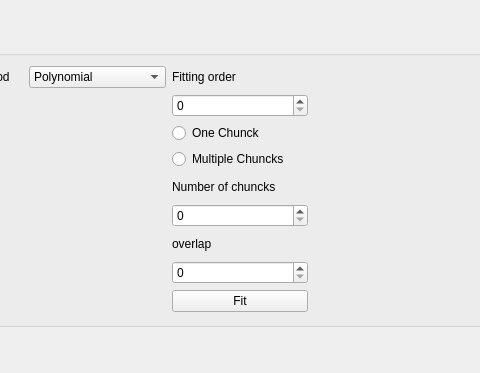
Qt form GUI.ui (SandraAdel/Signal-Interpolation-and-Curve-Fitting-Accuracy-and-Efficacy-Illustrator) before a commit; both pictures show x 134 to 614 and y 484 to 857 of the 1354 by 857 pixel window.
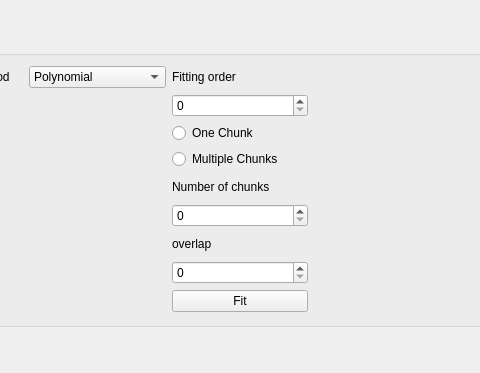
The same form after that commit. Icons and pictures are not drawn. Custom widgets are drawn as their Qt base class.

The edit to the form file:
```diff
--- a/GUI.ui
+++ b/GUI.ui
@@ -70,7 +70,7 @@
      </item>
     </layout>
    </widget>
-   <widget class="QWidget" name="">
+   <widget class="QWidget" name="layoutWidget">
     <property name="geometry">
      <rect>
       <x>11</x>
@@ -85,7 +85,7 @@
        <property name="title">
         <string>Main Graph Controls</string>
        </property>
-       <widget class="QWidget" name="">
+       <widget class="QWidget" name="layoutWidget">
         <property name="geometry">
          <rect>
           <x>10</x>
@@ -98,14 +98,14 @@
          <item row="2" column="2">
           <widget class="QRadioButton" name="polynomialOneChunckRadioButton">
            <property name="text">
-            <string>One Chunck</string>
+            <string>One Chunk</string>
            </property>
           </widget>
          </item>
          <item row="3" column="2">
           <widget class="QRadioButton" name="polynomialMultipleChuncksRadioButton">
            <property name="text">
-            <string>Multiple Chuncks</string>
+            <string>Multiple Chunks</string>
            </property>
           </widget>
          </item>
@@ -159,7 +159,7 @@
          <item row="4" column="2">
           <widget class="QLabel" name="polynomialNumberOfChuncksLabel">
            <property name="text">
-            <string>Number of chuncks</string>
+            <string>Number of chunks</string>
            </property>
           </widget>
          </item>
```
Left out of the diff: 14 changed lines with no effect on the pictures.
